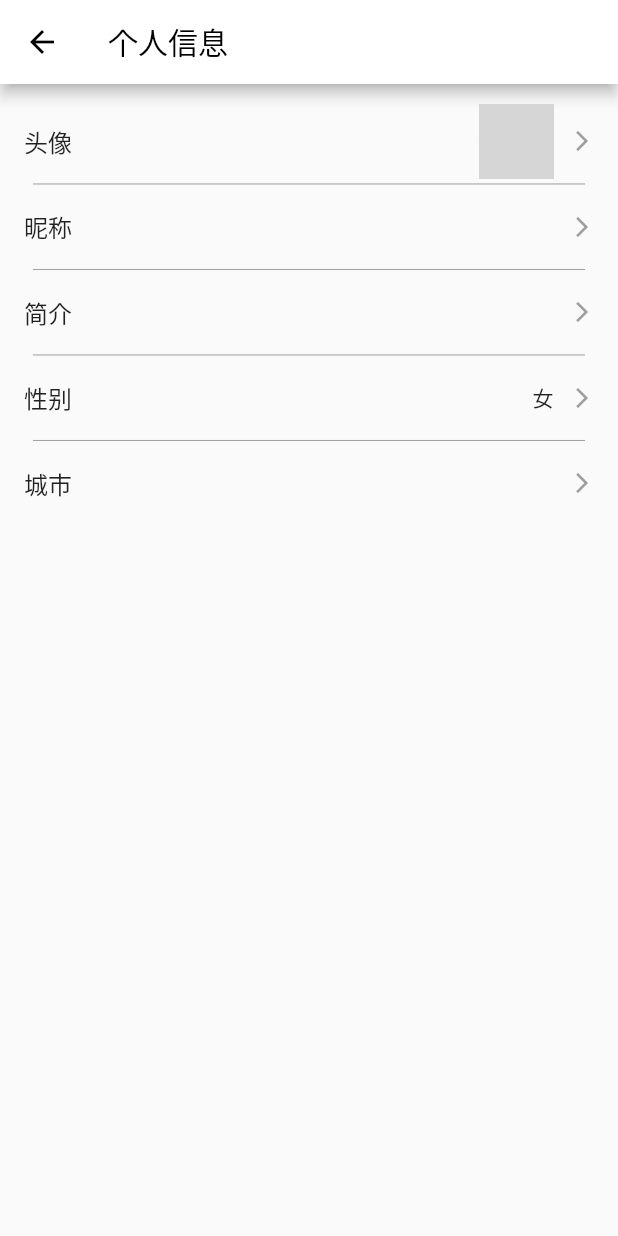
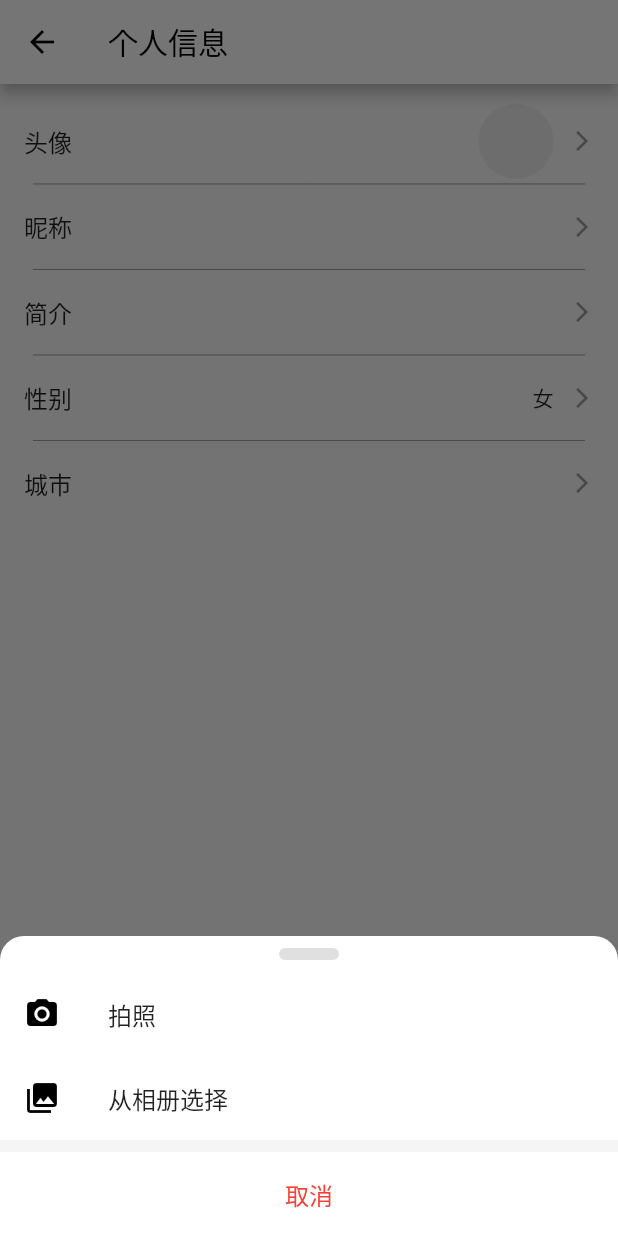
Before and after one commit to ClockCake/flutter_smarthome, a Flutter app: the PersonalInfoWidget screen opened directly, after a tap on "头像", on a phone screen of 412 x 824 dp. Run offline on Flutter 3.47's test engine with Material 2 defaults, Android fonts, the phone set to English and light mode, and no system bars; drawn by our look-alikes of oktoast; our stand-ins replace cached_network_image, card_swiper, contained_tab_bar_view, dio, flashy_tab_bar2, flutter_easyloading and 4 more; missing offline and left inert: city_pickers, dart:ffi, flutter_infinite_marquee, gif_view; accounts and stored records are empty; network calls fail; grey boxes are pictures that could not be loaded.

Commit message:
feat: 相册/拍照

```diff
--- a/lib/main.dart
+++ b/lib/main.dart
@@ -53,9 +53,7 @@ class MyApp extends StatelessWidget {
               }
 
               // 根据登录状态返回相应页面
-              return snapshot.data == true
-                ? BaseTabBarController()
-                : LoginPage();
+              return BaseTabBarController();
             },
           ),
           builder: EasyLoading.init(), // 在这里初始化 EasyLoading
--- /dev/null
+++ b/lib/utils/image_picker.dart
@@ -0,0 +1,93 @@
+import 'package:flutter/material.dart';
+import 'package:image_picker/image_picker.dart';
+import 'dart:io';
+
+class ImagePickerUtils {
+  static final ImagePicker _picker = ImagePicker();
+
+  // 显示选择菜单
+  static Future<File?> showImagePickerDialog(BuildContext context) async {
+    return await showModalBottomSheet<File?>(
+      context: context,
+      backgroundColor: Colors.white,
+      shape: const RoundedRectangleBorder(
+        borderRadius: BorderRadius.only(
+          topLeft: Radius.circular(16),
+          topRight: Radius.circular(16),
+        ),
+      ),
+      builder: (BuildContext context) {
+        return SafeArea(
+          child: Column(
+            mainAxisSize: MainAxisSize.min,
+            children: <Widget>[
+              Container(
+                height: 8,
+                width: 40,
+                margin: const EdgeInsets.symmetric(vertical: 8),
+                decoration: BoxDecoration(
+                  color: Colors.grey[300],
+                  borderRadius: BorderRadius.circular(4),
+                ),
+              ),
+              ListTile(
+                leading: const Icon(Icons.photo_camera, color: Colors.black),
+                title: const Text('拍照'),
+                onTap: () async {
+                  Navigator.pop(context); // 关闭底部菜单
+                  final file = await _pickImage(ImageSource.camera);
+                  if (file != null && context.mounted) {
+                    Navigator.of(context, rootNavigator: true).pop(file); // 返回文件
+                  }
+                },
+              ),
+              ListTile(
+                leading: const Icon(Icons.photo_library, color: Colors.black),
+                title: const Text('从相册选择'),
+                onTap: () async {
+                  Navigator.pop(context); // 关闭底部菜单
+                  final file = await _pickImage(ImageSource.gallery);
+                  if (file != null && context.mounted) {
+                    Navigator.of(context, rootNavigator: true).pop(file); // 返回文件
+                  }
+                },
+              ),
+              Container(
+                width: double.infinity,
+                height: 8,
+                color: Colors.grey[100],
+              ),
+              ListTile(
+                title: const Text(
+                  '取消',
+                  textAlign: TextAlign.center,
+                  style: TextStyle(color: Colors.red),
+                ),
+                onTap: () => Navigator.pop(context, null), // 返回 null
+              ),
+            ],
+          ),
+        );
+      },
+    );
+  }
+
+  // 选择图片
+  static Future<File?> _pickImage(ImageSource source) async {
+    try {
+      final XFile? pickedFile = await _picker.pickImage(
+        source: source,
+        maxWidth: 800,
+        maxHeight: 800,
+        imageQuality: 85,
+      );
+
+      if (pickedFile != null) {
+        return File(pickedFile.path);
+      }
+    } catch (e) {
+      debugPrint('选择图片错误: $e');
+    }
+    return null;
+  }
+}
--- a/pubspec.yaml
+++ b/pubspec.yaml
@@ -48,6 +48,9 @@ dependencies:
   cached_network_image: ^3.2.3 #图片缓存库
   flutter_easyloading: ^3.0.5 #加载loading库
   shared_preferences: ^2.2.2 #本地存储库
+  city_pickers: ^1.3.0 #城市选择器库
+  image_picker: ^1.0.4 #图片选择器库
+
 
 
 dev_dependencies:
```
Also changed, not shown: lib/controllers/login_page.dart (+6 -3 lines), lib/controllers/personal_home.dart (+16 -4 lines), lib/controllers/personal_info.dart (+83 -16 lines), lib/network/api_manager.dart (+37 -0 lines), pubspec.lock, 4 other files.
